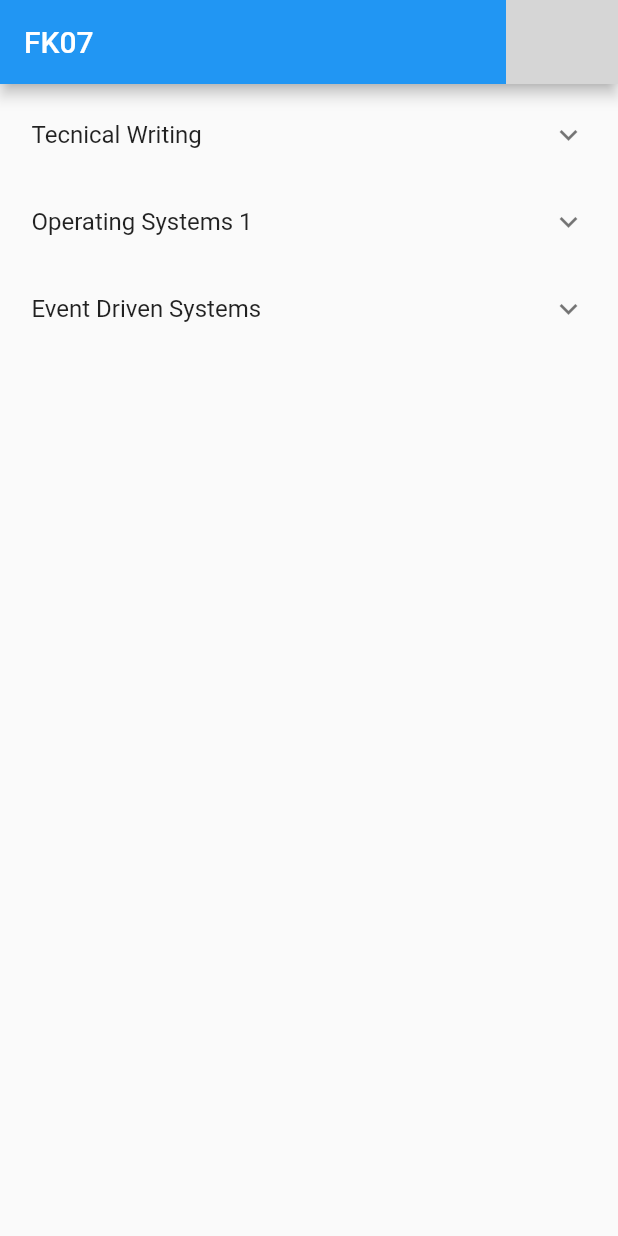
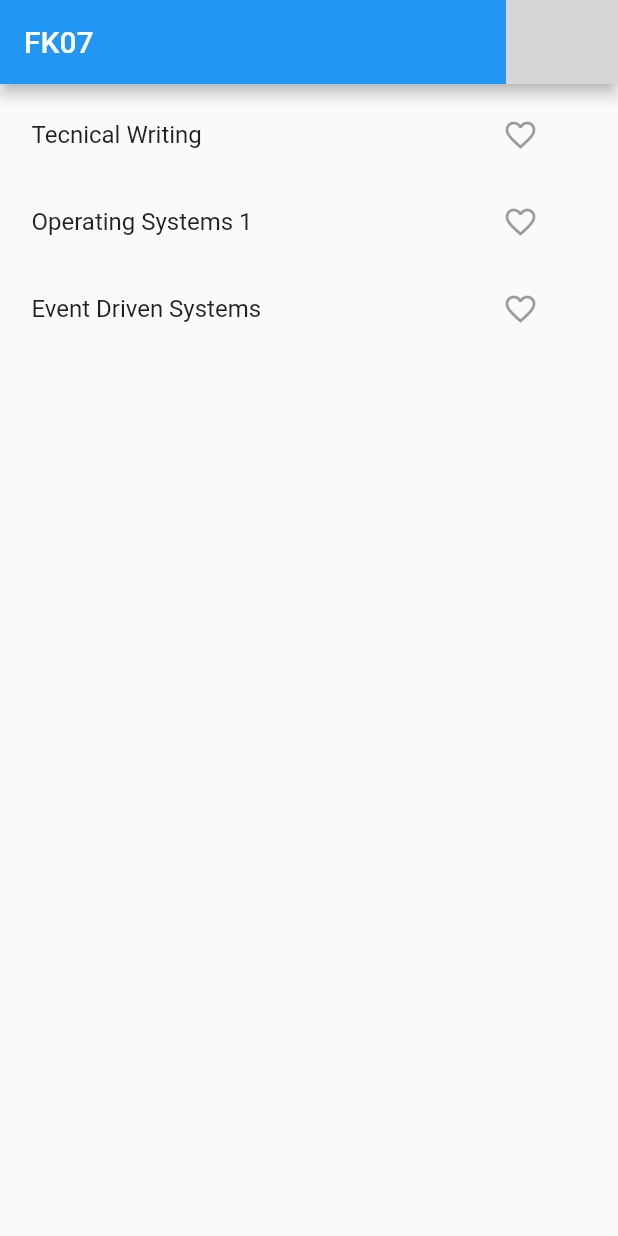
Before and after one commit to mobileappdevhm/concept-team-3, a Flutter app: the screen it shows after launch, on a phone screen of 412 x 824 dp. Run offline on Flutter 3.47's test engine with Material 2 defaults, Android fonts, the phone set to English and light mode, and no system bars; grey boxes are pictures that could not be loaded.

Commit message:
like button

```diff
--- a/lib/main.dart
+++ b/lib/main.dart
@@ -1,11 +1,11 @@
 import 'package:flutter/material.dart';
 
-class ExpansionTileSample extends StatelessWidget {
+class ExpandingFaculty extends StatelessWidget{
   @override
   Widget build(BuildContext context) {
     return new MaterialApp(
       home: new Scaffold(
-        appBar: new AppBar(title: const Text('FK07'),actions: <Widget>[
+        appBar: new AppBar(title: const Text('FK07'), actions: <Widget>[
           new Image.asset(
             'images/logo.bmp',
             width: 75.0,
@@ -13,42 +13,46 @@ class ExpansionTileSample extends StatelessWidget {
             fit: BoxFit.cover,
           ),
         ]),
-        body:new Padding(
+        body: new Padding(
           padding: new EdgeInsets.all(5.0),
           child: new ListView.builder(
             itemBuilder: (BuildContext context, int index) =>
                 new EntryItem(data[index]),
             itemCount: data.length,
           ),
-        ),),
+        ),
+      ),
     );
   }
 }
 
 // One entry in the multilevel list displayed by this app.
-class Entry {
-  Entry(this.title,
+class Entry{
+  Entry(this.title, this.likeable,
       [this.children = const [], this.info = const <String, String>{}]);
 
   final String title;
   List<Entry> children;
   final Map<String, String> info;
+  final bool likeable;
+  bool liked = false;
+
 }
 
 // The entire multilevel list displayed by this app.
 final List<Entry> data = <Entry>[
   new Entry(
-    'Tecnical Writing',
+    'Tecnical Writing', true,
     <Entry>[
-      new Entry('Info', [], <String, String>{
+      new Entry('Info',false, [], <String, String>{
         "ECTS": "5",
         "SWS": "4",
         "lecturer": "Dr. phil. Aniko Balazs",
       }),
       new Entry(
-        'Details',
+        'Details',false,
         <Entry>[
-          new Entry('Info', [], <String, String>{
+          new Entry('Info',false, [], <String, String>{
             "Course objective":
                 "Enable participants to produce technical documents according to the" +
                     "English language writing standards. > Sensitise students for the need of document usability and readability." +
@@ -65,17 +69,17 @@ final List<Entry> data = <Entry>[
     ],
   ),
   new Entry(
-    'Operating Systems 1',
+    'Operating Systems 1',true,
     <Entry>[
-      new Entry('Info', [], <String, String>{
+      new Entry('Info',false, [], <String, String>{
         "ECTS": "5",
         "SWS": "4",
         "lecturer": "Dr. phil. Aniko Balazs",
       }),
       new Entry(
-        'Details',
+        'Details',false,
         <Entry>[
-          new Entry('Info', [], <String, String>{
+          new Entry('Info', false,[], <String, String>{
             "Course objective":
                 "Enable participants to produce technical documents according to the" +
                     "English language writing standards. > Sensitise students for the need of document usability and readability." +
@@ -92,17 +96,17 @@ final List<Entry> data = <Entry>[
     ],
   ),
   new Entry(
-    'Event Driven Systems',
+    'Event Driven Systems',true,
     <Entry>[
-      new Entry('Info', [], <String, String>{
+      new Entry('Info', false,[], <String, String>{
         "ECTS": "5",
         "SWS": "4",
         "lecturer": "Dr. phil. Aniko Balazs",
       }),
       new Entry(
-        'Details',
+        'Details',true,
         <Entry>[
-          new Entry('Info', [], <String, String>{
+          new Entry('Info',false, [], <String, String>{
             "Sed cursus": "Lorem ipsum dolor sit amet, consectetur adipiscing elit. Sed cursus mauris quis diam porttitor varius." +
                 " Cras egestas, quam non tempor commodo, metus nisi elementum leo, et ultrices enim leo pulvinar justo." +
                 " Cras condimentum rhoncus lacinia. Sed ultrices efficitur ipsum, ut imperdiet tortor bibendum eget. " +
@@ -133,19 +137,17 @@ class EntryItem extends StatelessWidget {
         rows.add(new TableRow(children: [
           new Padding(
               padding: new EdgeInsets.all(8.0),
-            child:new Text(s,
-              style: new TextStyle(fontSize: 17.0, fontWeight: FontWeight.bold))
-        )
+              child: new Text(s,
+                  style: new TextStyle(
+                      fontSize: 17.0, fontWeight: FontWeight.bold)))
         ]));
         rows.add(new TableRow(children: [
           new Padding(
               padding: new EdgeInsets.all(4.0),
-            child: new Text(root.info[s], style: new TextStyle(fontSize: 14.0)))
+              child:
+                  new Text(root.info[s], style: new TextStyle(fontSize: 14.0)))
         ]));
       }
-//      keys.forEach((x) => rows.add(new TableRow(children: [new Text(x),new Text(root.info[sx])])));
-      //keys.forEach((x) => rows.add(new TableRow(children: [new Text(x)])));
-      //keys.forEach((x) => rows.add(new TableRow(children: [new Text(root.info[x])])));
       return new Table(
         children: rows,
         border: new TableBorder.all(),
@@ -155,15 +157,57 @@ class EntryItem extends StatelessWidget {
       key: new PageStorageKey<Entry>(root),
       title: new Text(root.title),
       children: root.children.map(_buildTiles).toList(),
+      trailing:   root.likeable ? new MaterialButton(onPressed: null,
+       child: new Icon(
+       root.liked ? Icons.favorite : Icons.favorite_border,
+       color: root.liked ? Colors.red : null,)):null ,
+//      trailing: root.likeable
+//          ?  new MaterialButton(onPressed: null,
+//       child: new Icon(
+//        root.liked ? Icons.favorite : Icons.favorite_border,
+//        color: root.liked ? Colors.red : null,)) : null,
+
+
     );
   }
 
-  @override
+
   Widget build(BuildContext context) {
     return _buildTiles(entry);
   }
+
 }
+//class entryState extends State<Entry> {
+//  bool _isFavorited = false;
+//
+//  void _toggleFavorite() {
+//    setState(() {
+//      // If the lake is currently favorited, unfavorite it.
+//      if (_isFavorited) {
+//        _isFavorited = false;
+//        // Otherwise, favorite it.
+//      } else {
+//        _isFavorited = true;
+//      }
+//    });
+//    @override
+//    Widget build(BuildContext context) {
+//
+//       return new Entry(title, likeable)
+//  }
+//
+//class Configuration extends InheritedWidget {
+//  final String myConf;
+//
+//  const Configuration({this.myConf, Widget child}): super(child: child);
+//
+//  @override
+//  bool updateShouldNotify(Configuration oldWidget) {
+//    return myConf != oldWidget.myConf;
+//  }
+//}
+
 
 void main() {
-  runApp(new ExpansionTileSample());
+  runApp(new ExpandingFaculty());
 }
```
Also changed, not shown: 1 other file. Lines whose indentation alone changed are shown as unchanged.
